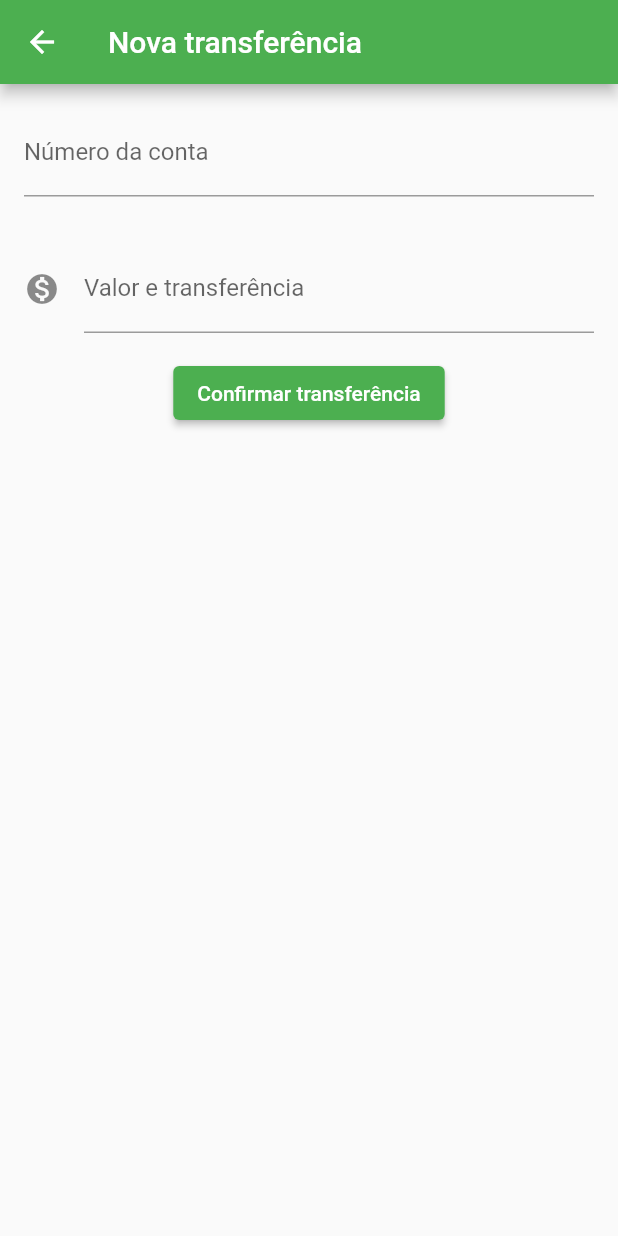
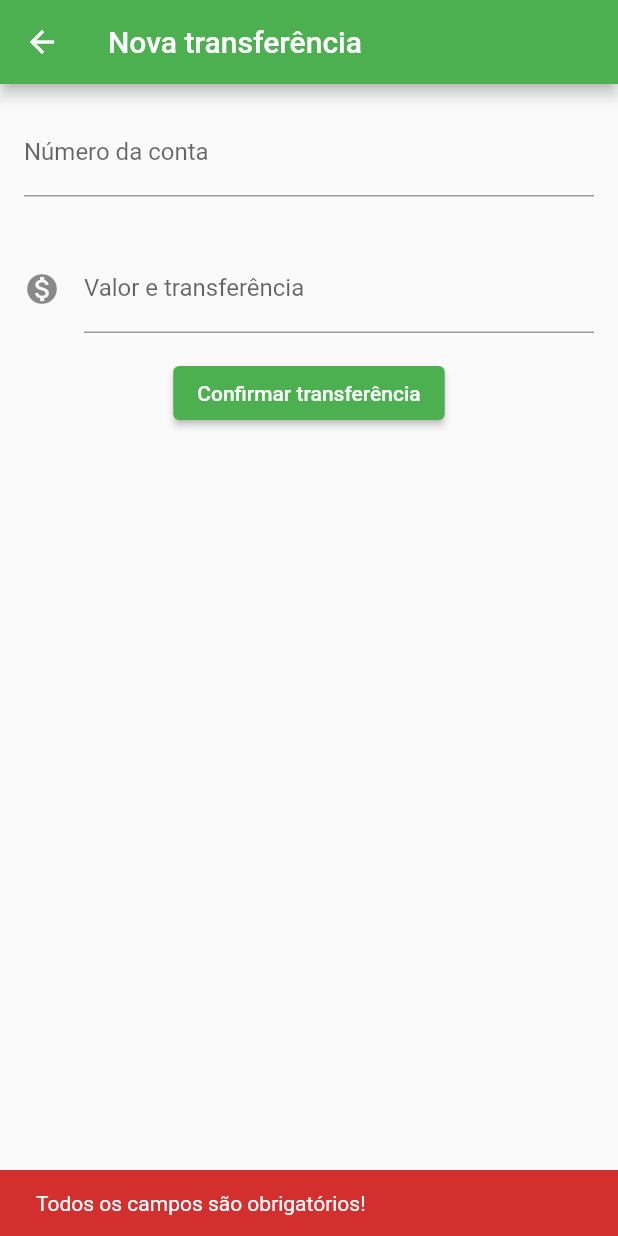
Before and after one commit to DionataSilva/flutter-initial, a Flutter app: the TransferForm screen opened directly, after a tap on "Confirmar transferência", on a phone screen of 412 x 824 dp. Run offline on Flutter 3.47's test engine with Material 2 defaults, Android fonts, the phone set to English and light mode, and no system bars.

Commit message:
refatorando código

```diff
--- /dev/null
+++ b/lib/components/input_text.dart
@@ -0,0 +1,34 @@
+import 'package:flutter/material.dart';
+
+
+class InputTextField extends StatelessWidget {
+  final String labelText;
+  final String hintText;
+  final TextEditingController controller;
+  final Icon? icon;
+
+  const InputTextField({
+    Key? key,
+    required this.labelText,
+    required this.hintText,
+    required this.controller,
+    this.icon,
+  }) : super(key: key);
+
+  @override
+  Widget build(BuildContext context) {
+    return Padding(
+      padding: const EdgeInsets.all(16.0),
+      child: TextField(
+        controller: controller,
+        keyboardType: TextInputType.number,
+        style: const TextStyle(fontSize: 16.0),
+        decoration: InputDecoration(
+          labelText: labelText,
+          hintText: hintText,
+          icon: icon,
+        ),
+      ),
+    );
+  }
+}
--- /dev/null
+++ b/lib/enums/snack_bar_type.dart
@@ -0,0 +1,4 @@
+enum SnackBarType {
+  success,
+  error,
+}
--- a/lib/main.dart
+++ b/lib/main.dart
@@ -1,4 +1,8 @@
+import 'package:bytebank/screens/transfer_list.dart';
 import 'package:flutter/material.dart';
+
+const _appName = 'ByteBank';
+const _transferPageName = 'Trensferências';
 
 void main() {
   runApp(const App());
@@ -10,186 +14,13 @@ class App extends StatelessWidget {
   @override
   Widget build(BuildContext context) {
     return MaterialApp(
-      title: 'ByteBank',
+      title: _appName,
       theme: ThemeData(
         primarySwatch: Colors.green,
       ),
-      home: TransferPage(title: 'Trensferências'),
-    );
-  }
-}
-
-class TransferForm extends StatelessWidget {
-  final String title;
-  final TextEditingController _accountNumberController =
-      TextEditingController();
-  final TextEditingController _transferValueController =
-      TextEditingController();
-
-  TransferForm({Key? key, required this.title}) : super(key: key);
-
-  @override
-  Widget build(BuildContext context) {
-    return Scaffold(
-      appBar: AppBar(title: Text(title)),
-      body: Column(
-        children: [
-          InputTextField(
-            labelText: 'Número da conta',
-            hintText: '0000',
-            controller: _accountNumberController,
-          ),
-          InputTextField(
-            labelText: 'Valor e transferência',
-            hintText: '0.00',
-            controller: _transferValueController,
-            icon: const Icon(Icons.monetization_on),
-          ),
-          ElevatedButton(
-            onPressed: () => _createTransfer(context),
-            child: Text('Confirmar transferência'),
-          )
-        ],
-      ),
-    );
-  }
-
-  void _createTransfer(BuildContext context) {
-    final int? accountNumber = int.tryParse(_accountNumberController.text);
-    final double? transferValue =
-        double.tryParse(_transferValueController.text);
-
-    if (accountNumber != null && transferValue != null) {
-      final _Transfer transfer = _Transfer(
-        accountNumber,
-        transferValue,
-      );
-
-      Navigator.pop(context, transfer);
-
-      ScaffoldMessenger.of(context).showSnackBar(
-        SnackBar(
-          content: Text(transfer.toString()),
-        ),
-      );
-    } else {
-      debugPrint('Campos obrigatórios!');
-    }
-  }
-}
-
-class InputTextField extends StatelessWidget {
-  final String labelText;
-  final String hintText;
-  final TextEditingController controller;
-  final Icon? icon;
-
-  const InputTextField({
-    Key? key,
-    required this.labelText,
-    required this.hintText,
-    required this.controller,
-    this.icon,
-  }) : super(key: key);
-
-  @override
-  Widget build(BuildContext context) {
-    return Padding(
-      padding: const EdgeInsets.all(16.0),
-      child: TextField(
-        controller: controller,
-        keyboardType: TextInputType.number,
-        style: TextStyle(fontSize: 16.0),
-        decoration: InputDecoration(
-          labelText: labelText,
-          hintText: hintText,
-          icon: icon,
-        ),
+      home: const TransferPage(
+        title: _transferPageName,
       ),
     );
   }
 }
-
-class TransferPage extends StatefulWidget {
-  final String title;
-
-  TransferPage({Key? key, required this.title}) : super(key: key);
-
-  @override
-  State<StatefulWidget> createState() {
-    return TransferPageState();
-  }
-}
-
-class TransferPageState extends State<TransferPage> {
-  final List<_Transfer> transferList = [];
-
-  void _addTransfer(_Transfer transfer) {
-    setState(() {
-      transferList.add(transfer);
-    });
-  }
-
-  @override
-  Widget build(BuildContext context) {
-    return Scaffold(
-      appBar: AppBar(
-        title: Text(widget.title),
-      ),
-      body: Center(
-        child: ListView.builder(
-          itemCount: transferList.length,
-          itemBuilder: (BuildContext context, int index) {
-            return _TransferItem(transfer: transferList[index]);
-          },
-        ),
-      ),
-      floatingActionButton: FloatingActionButton(
-        onPressed: () {
-          final Future<_Transfer?> future = Navigator.push(
-            context,
-            MaterialPageRoute(
-              builder: (context) => TransferForm(title: 'Nova transferência'),
-            ),
-          );
-          future.then((transfer) {
-            debugPrint(transfer.toString());
-            if (transfer != null) {
-              _addTransfer(transfer);
-            }
-          });
-        },
-        child: const Icon(Icons.add),
-      ),
-    );
-  }
-}
-
-class _TransferItem extends StatelessWidget {
-  final _Transfer transfer;
-
-  const _TransferItem({Key? key, required this.transfer}) : super(key: key);
-
-  @override
-  Widget build(BuildContext context) {
-    return Card(
-      child: ListTile(
-        leading: const Icon(Icons.monetization_on),
-        title: Text(transfer.value.toString()),
-        subtitle: Text(transfer.accountNumber.toString()),
-      ),
-    );
-  }
-}
-
-class _Transfer {
-  final int accountNumber;
-  final double value;
-
-  _Transfer(this.accountNumber, this.value);
-
-  @override
-  String toString() {
-    return '_Transfer{accountNumber: $accountNumber, value: $value}';
-  }
-}
--- /dev/null
+++ b/lib/models/transfer.dart
@@ -0,0 +1,11 @@
+class Transfer {
+  final int accountNumber;
+  final double value;
+
+  Transfer(this.accountNumber, this.value);
+
+  @override
+  String toString() {
+    return 'Transfer{accountNumber: $accountNumber, value: $value}';
+  }
+}
--- /dev/null
+++ b/lib/screens/transfer_form.dart
@@ -0,0 +1,92 @@
+import 'package:bytebank/components/input_text.dart';
+import 'package:bytebank/enums/snack_bar_type.dart';
+import 'package:flutter/material.dart';
+import 'package:flutter/widgets.dart';
+
+import '../models/transfer.dart';
+
+
+const _accountNumberLabel = 'Número da conta';
+const _accountNumberHint = '0000';
+
+const _transferValueLabel = 'Valor e transferência';
+const _transferValueHint = '0.00';
+
+const _confirmButtomText = 'Confirmar transferência';
+const _succeessMessage = 'Transferência realizada com sucesso!';
+const _errorMessage = 'Todos os campos são obrigatórios!';
+
+
+class TransferForm extends StatefulWidget {
+  final String title;
+
+  const TransferForm({Key? key, required this.title}) : super(key: key);
+
+  @override
+  State<StatefulWidget> createState() => TransferFormState();
+}
+
+class TransferFormState extends State<TransferForm> {
+  final TextEditingController _accountNumberController =
+      TextEditingController();
+  final TextEditingController _transferValueController =
+      TextEditingController();
+
+  @override
+  Widget build(BuildContext context) {
+    return Scaffold(
+      appBar: AppBar(title: Text(widget.title)),
+      body: SingleChildScrollView(
+        child: Column(
+          children: [
+            InputTextField(
+              labelText: _accountNumberLabel,
+              hintText: _accountNumberHint,
+              controller: _accountNumberController,
+            ),
+            InputTextField(
+              labelText: _transferValueLabel,
+              hintText: _transferValueHint,
+              controller: _transferValueController,
+              icon: const Icon(Icons.monetization_on),
+            ),
+            ElevatedButton(
+              onPressed: () => _createTransfer(context),
+              child: const Text(_confirmButtomText),
+            )
+          ],
+        ),
+      ),
+    );
+  }
+
+  void _createTransfer(BuildContext context) {
+    final int? accountNumber = int.tryParse(_accountNumberController.text);
+    final double? transferValue =
+        double.tryParse(_transferValueController.text);
+
+    if (accountNumber != null && transferValue != null) {
+      final Transfer transfer = Transfer(
+        accountNumber,
+        transferValue,
+      );
+
+      Navigator.pop(context, transfer);
+
+      _showSnackBar(context, message: _succeessMessage);
+    } else {
+      _showSnackBar(context, message: _errorMessage, type: SnackBarType.error);
+    }
+  }
+
+  void _showSnackBar(BuildContext context,
+      {required String message, SnackBarType? type = SnackBarType.success}) {
+    ScaffoldMessenger.of(context).showSnackBar(
+      SnackBar(
+        content: Text(message),
+        backgroundColor:
+            type == SnackBarType.error ? Theme.of(context).errorColor : null,
+      ),
+    );
+  }
+}
```
Also changed, not shown: lib/components/transfer_item.dart (added, +20 -0 lines), lib/screens/transfer_list.dart (added, +59 -0 lines), 1 other file.
